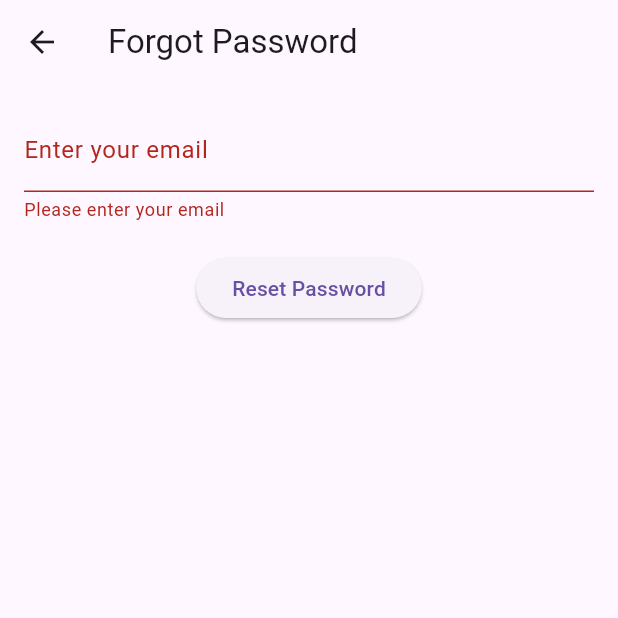
After one commit to clipici-gabriela/cyber_safeguard, a Flutter app: the ForgotPasswordPage screen opened directly, after a tap on "Reset Password", on a phone screen of 412 x 824 dp, the top half of it. The commit adds this screen. Run offline on Flutter 3.47's test engine with Material 3 defaults, Android fonts, the phone set to English and light mode, and no system bars; our stand-ins replace cloud_firestore, firebase_auth, firebase_core, firebase_storage, image_picker, qr_flutter; missing offline and left inert: device_apps, qr_code_scanner, usage_stats, workmanager; accounts and stored records are empty; network calls fail.

Commit message:
Forgot Password implemented

```diff
--- /dev/null
+++ b/lib/registration_screens/forgot_password.dart
@@ -0,0 +1,69 @@
+import 'package:flutter/material.dart';
+import 'package:firebase_auth/firebase_auth.dart';
+
+class ForgotPasswordPage extends StatefulWidget {
+  const ForgotPasswordPage({super.key});
+
+  @override
+  createState() => _ForgotPasswordPageState();
+}
+
+class _ForgotPasswordPageState extends State<ForgotPasswordPage> {
+  final TextEditingController _emailController = TextEditingController();
+  final FirebaseAuth _auth = FirebaseAuth.instance;
+  final _formKey = GlobalKey<FormState>();
+
+  void _resetPassword() async {
+    if (_formKey.currentState?.validate() ?? false) {
+      try {
+        await _auth.sendPasswordResetEmail(email: _emailController.text.trim());
+        ScaffoldMessenger.of(context).showSnackBar(
+            const SnackBar(content: Text('Password reset email sent')));
+      } catch (e) {
+        ScaffoldMessenger.of(context)
+            .showSnackBar(SnackBar(content: Text(e.toString())));
+      }
+    }
+  }
+
+  String? _validateEmail(String? value) {
+    if (value == null || value.isEmpty) {
+      return 'Please enter your email';
+    }
+    final regex = RegExp(r'^[^@]+@[^@]+\.[^@]+');
+    if (!regex.hasMatch(value)) {
+      return 'Enter a valid email address';
+    }
+    return null;
+  }
+
+  @override
+  Widget build(BuildContext context) {
+    return Scaffold(
+      appBar: AppBar(
+        title: const Text('Forgot Password'),
+      ),
+      body: Padding(
+        padding: const EdgeInsets.all(16.0),
+        child: Form(
+          key: _formKey,
+          child: Column(
+            children: [
+              TextFormField(
+                controller: _emailController,
+                decoration:
+                    const InputDecoration(labelText: 'Enter your email'),
+                validator: _validateEmail,
+              ),
+              const SizedBox(height: 20),
+              ElevatedButton(
+                onPressed: _resetPassword,
+                child: const Text('Reset Password'),
+              ),
+            ],
+          ),
+        ),
+      ),
+    );
+  }
+}
--- a/lib/registration_screens/login_screen.dart
+++ b/lib/registration_screens/login_screen.dart
@@ -1,5 +1,6 @@
 // ignore_for_file: use_build_context_synchronously
 
+import 'package:cyber_safeguard/registration_screens/forgot_password.dart';
 import 'package:cyber_safeguard/widgets/custom_button.dart';
 import 'package:cyber_safeguard/widgets/text_field.dart';
 import 'package:firebase_auth/firebase_auth.dart';
@@ -48,7 +49,6 @@ class _LoginPageState extends State<LoginScreen> {
   Widget build(BuildContext context) {
     return Scaffold(
       resizeToAvoidBottomInset: true,
-      // backgroundColor: const Color.fromARGB(255, 196, 254, 254),
       body: SafeArea(
         child: SingleChildScrollView(
           child: Column(
@@ -105,9 +105,17 @@ class _LoginPageState extends State<LoginScreen> {
                 child: Row(
                   mainAxisAlignment: MainAxisAlignment.end,
                   children: [
-                    Text(
-                      'Forgot Password?',
-                      style: TextStyle(color: Colors.grey.shade700),
+                    TextButton(
+                      onPressed: () {
+                        Navigator.push(
+                          context,
+                          MaterialPageRoute(builder: (context) => const ForgotPasswordPage()),
+                        );
+                      },
+                      child: Text(
+                        'Forgot Password?',
+                        style: TextStyle(color: Colors.grey.shade700),
+                      ),
                     ),
                   ],
                 ),
```
Also changed, not shown: lib/applications/store_apps.dart (deleted), 1 other file.
